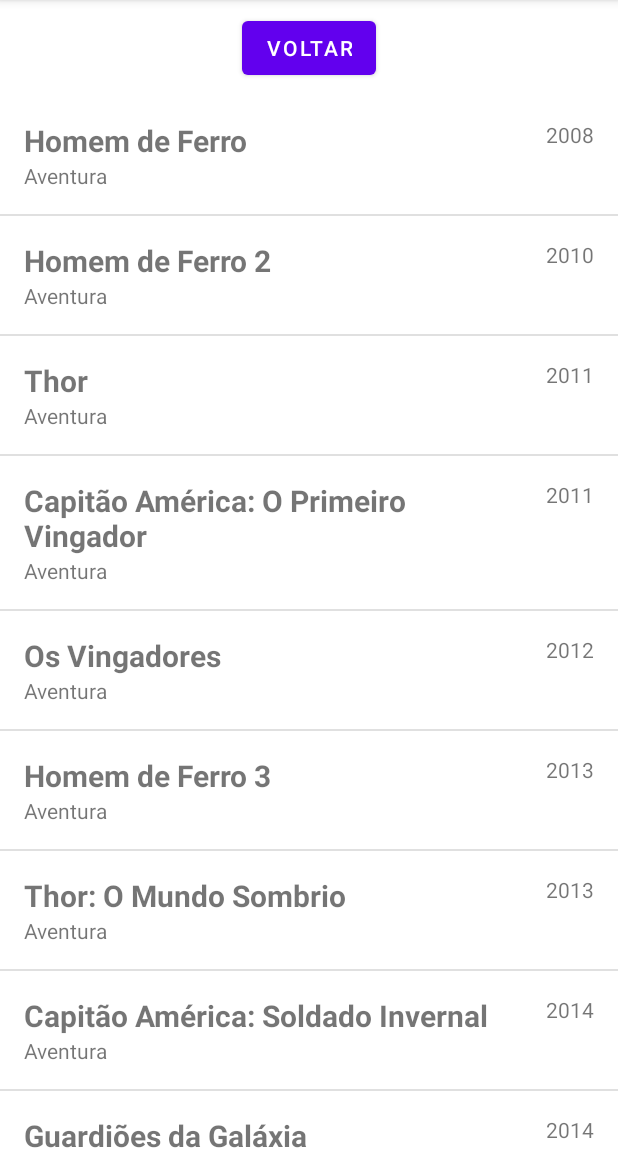
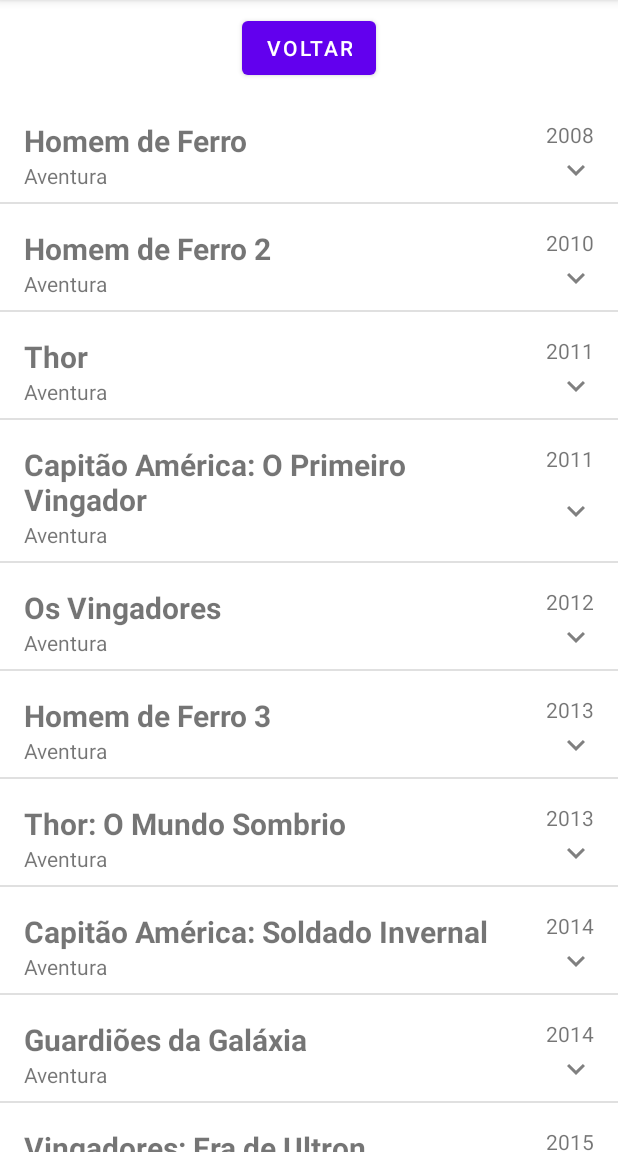
Before and after one commit to andrejfg/RecyclerView, an Android app: the RecyclerFragment screen opened directly, with no data from a screen before it, on a phone screen of 412 x 824 dp, the part 84-1236 px from its top. Run offline under Robolectric (Android 15) with nearby library versions, the light colour scheme and no system bars.

Commit message:
Adicionado sinopse e evento de click ao card

```diff
--- a/app/src/main/java/com/estudos/recyclerview/adapter/Adapter.kt
+++ b/app/src/main/java/com/estudos/recyclerview/adapter/Adapter.kt
@@ -1,22 +1,38 @@
 package com.estudos.recyclerview.adapter
 
 import android.view.LayoutInflater
+import android.view.View
 import android.view.ViewGroup
+import android.widget.ImageView
 import android.widget.TextView
 import androidx.recyclerview.widget.RecyclerView
 import com.estudos.recyclerview.databinding.AdapterListaBinding
 import com.estudos.recyclerview.model.Filme
 
-class Adapter(private val listafilmes: ArrayList<Filme>) : RecyclerView.Adapter<Adapter.MyViewHolder>() {
+
+class Adapter(private val listafilmes: ArrayList<Filme>) :
+    RecyclerView.Adapter<Adapter.MyViewHolder>() {
+
+    private lateinit var binding: AdapterListaBinding
 
     override fun onCreateViewHolder(parent: ViewGroup, viewType: Int): MyViewHolder {
-        val binding =
+        binding =
             AdapterListaBinding.inflate(LayoutInflater.from(parent.context), parent, false)
         return MyViewHolder(binding)
     }
 
     override fun onBindViewHolder(holder: MyViewHolder, position: Int) {
-        holder.setData(listafilmes[position])
+        val filme = listafilmes[position]
+        holder.setData(filme)
+        holder.imMoreDescription.setOnClickListener {
+            if (holder.sinopse.visibility != View.VISIBLE) {
+                holder.imMoreDescription.rotation = 180F
+                holder.sinopse.visibility = View.VISIBLE
+            } else {
+                holder.sinopse.visibility = View.GONE
+                holder.imMoreDescription.rotation = 0F
+            }
+        }
     }
 
     override fun getItemCount(): Int {
@@ -25,14 +41,17 @@
 
     inner class MyViewHolder(binding: AdapterListaBinding) :
         RecyclerView.ViewHolder(binding.root) {
-        private var titulo: TextView = binding.idTitulo
-        private var ano: TextView = binding.idAno
-        private var genero: TextView = binding.idGenero
+        var titulo: TextView = binding.idTitulo
+        var ano: TextView = binding.idAno
+        var genero: TextView = binding.idGenero
+        var sinopse: TextView = binding.idSinopse
+        var imMoreDescription: ImageView = binding.idMoreDetails
 
-        fun setData(filme:Filme) {
+        fun setData(filme: Filme) {
             this.titulo.text = filme.titulo
             this.ano.text = filme.ano
             this.genero.text = filme.genero
+            this.sinopse.text = filme.sinopse
         }
     }
 }
--- a/app/src/main/java/com/estudos/recyclerview/fragment/RecyclerFragment.kt
+++ b/app/src/main/java/com/estudos/recyclerview/fragment/RecyclerFragment.kt
@@ -36,6 +36,7 @@
         recyclerView.setHasFixedSize(true)
         recyclerView.addItemDecoration(DividerItemDecoration(context, LinearLayoutManager.VERTICAL))
         recyclerView.adapter = Adapter(listafilmes)
+
     }
 
     private fun setUpRecyclerViewHorizontal(listafilmes: ArrayList<Filme>) {
@@ -46,6 +47,7 @@
         recyclerView.addItemDecoration(DividerItemDecoration(context, LinearLayoutManager.HORIZONTAL))
         recyclerView.setHasFixedSize(true)
         recyclerView.adapter = Adapter(listafilmes)
+
     }
 
     private fun setBindings() {
--- a/app/src/main/java/com/estudos/recyclerview/model/Filme.kt
+++ b/app/src/main/java/com/estudos/recyclerview/model/Filme.kt
@@ -3,23 +3,24 @@
 class Filme(
     val titulo: String = "",
     val genero: String = "",
-    val ano: String = ""
+    val ano: String = "",
+    val sinopse: String = ""
 ){
 
     fun makeData(): ArrayList<Filme> {
         val filmes = ArrayList<Filme>()
 
-        filmes.add(Filme("Homem de Ferro","Aventura", "2008"))
-        filmes.add(Filme("Homem de Ferro 2","Aventura", "2010"))
-        filmes.add(Filme("Thor","Aventura", "2011"))
-        filmes.add(Filme("Capitão América: O Primeiro Vingador","Aventura", "2011"))
-        filmes.add(Filme("Os Vingadores","Aventura", "2012"))
-        filmes.add(Filme("Homem de Ferro 3","Aventura", "2013"))
-        filmes.add(Filme("Thor: O Mundo Sombrio","Aventura", "2013"))
-        filmes.add(Filme("Capitão América: Soldado Invernal","Aventura", "2014"))
-        filmes.add(Filme("Guardiões da Galáxia","Aventura", "2014"))
-        filmes.add(Filme("Vingadores: Era de Ultron","Aventura", "2015"))
-        filmes.add(Filme("Homem-Formiga","Aventura", "2015"))
+        filmes.add(Filme("Homem de Ferro","Aventura", "2008","Tony Stark é um industrial bilionário e inventor brilhante que realiza testes bélicos no exterior, mas é sequestrado por terroristas que o forçam a construir uma arma devastadora. Em vez disso, ele constrói uma armadura blindada e enfrenta seus sequestradores. Ao voltar para os EUA, Stark aprimora a armadura e a utiliza para combater o crime."))
+        filmes.add(Filme("Homem de Ferro 2","Aventura", "2010", "Em um mundo ciente da existência do Homem de Ferro, o inventor bilionário Tony Stark sofre pressão de todos os lados para compartilhar sua tecnologia com as forças armadas. Ele resiste para divulgar os segredos de sua inigualável armadura, com medo de que estas informações caiam nas mãos erradas. Com a bela Pepper Potts e o amigo \"Rhodey\" Rhodes ao seu lado, Tony precisa forjar novas alianças e confrontar um inimigo poderoso."))
+        filmes.add(Filme("Thor","Aventura", "2011", "Como filho de Odin, rei dos deuses nórdicos, Thor logo herdará o trono de Asgard de seu idoso pai. Porém, no dia de sua coroação, Thor reage com brutalidade quando os inimigos dos deuses entram no palácio violando o tratado. Como punição, Odin manda Thor para a Terra. Enquanto seu irmão Loki conspira em Asgard, Thor, agora sem seus poderes, enfrenta sua maior ameaça."))
+        filmes.add(Filme("Capitão América: O Primeiro Vingador","Aventura", "2011", "Steve Rogers é um jovem que participa de experiências visando a criação do supersoldado americano. Quando os oficiais militares conseguem transformá-lo em uma arma humana, eles percebem que não podem arriscar a vida do jovem nas batalhas de guerra."))
+        filmes.add(Filme("Os Vingadores","Aventura", "2012", "Loki, o irmão de Thor, ganha acesso ao poder ilimitado do cubo cósmico ao roubá-lo de dentro das instalações da S.H.I.E.L.D. Nick Fury, o diretor desta agência internacional que mantém a paz, logo reúne os únicos super-heróis que serão capazes de defender a Terra de ameaças sem precedentes. Homem de Ferro, Capitão América, Hulk, Thor, Viúva Negra e Gavião Arqueiro formam o time dos sonhos de Fury, mas eles precisam aprender a colocar os egos de lado e agir como um grupo em prol da humanidade."))
+        filmes.add(Filme("Homem de Ferro 3","Aventura", "2013", "Depois de um inimigo reduzir o mundo de Tony Stark a destroços, o Homem de Ferro precisa aprender a confiar em seus instintos para proteger aqueles que ama, especialmente sua namorada, e lutar contra seu maior medo: o fracasso."))
+        filmes.add(Filme("Thor: O Mundo Sombrio","Aventura", "2013", "Thor precisa contar com a ajuda de seus companheiros e até de seu traiçoeiro irmão Loki em um plano audacioso para salvar o universo. Entretanto, os caminhos de Thor se cruzam com Jane Foster e, dessa vez, a vida dela está realmente em perigo."))
+        filmes.add(Filme("Capitão América: Soldado Invernal","Aventura", "2014", "Após os eventos catastróficos em Nova York com Os Vingadores, Steve Rogers, também conhecido como Capitão América, segue tentando se ajustar ao mundo moderno. Porém, quando um colega da agência S.H.I.E.L.D. é atacado, Steve se vê preso em uma rede de intrigas que ameaça colocar o mundo em risco. Em parceria com a Viúva Negra e Falcão, seu novo aliado, o Capitão América tem que enfrentar um misterioso e inesperado inimigo, o Soldado Invernal."))
+        filmes.add(Filme("Guardiões da Galáxia","Aventura", "2014", "O aventureiro do espaço Peter Quill torna-se presa de caçadores de recompensas depois que rouba a esfera de um vilão traiçoeiro, Ronan. Para escapar do perigo, ele faz uma aliança com um grupo de quatro extraterrestres. Quando Quill descobre que a esfera roubada possui um poder capaz de mudar os rumos do universo, ele e seu grupo deverão proteger o objeto para salvar o futuro da galáxia."))
+        filmes.add(Filme("Vingadores: Era de Ultron","Aventura", "2015", "Ao tentar proteger o planeta de ameaças, Tony Stark constrói um sistema de inteligência artificial que cuidaria da paz mundial. O projeto acaba dando errado e gera o nascimento do Ultron. Com o destino da Terra em jogo, Capitão América, Homem de Ferro, Thor, Hulk, Viúva Negra e Gavião Arqueiro terão que se unir para mais uma vez salvar a raça humana da extinção."))
+        filmes.add(Filme("Homem-Formiga","Aventura", "2015", "Dr. Hank Pym transforma um talentoso ladrão no herói Homem-Formiga. Ele quer impedir que seu antigo pupilo consiga replicar a fórmula da roupa que dá o poder do encolhimento, força sobre-humana e a capacidade de controlar um exército de formigas."))
 
         return  filmes
     }
--- /dev/null
+++ b/app/src/main/res/drawable/ic_baseline_keyboard_arrow_down_24.xml
@@ -0,0 +1,5 @@
+<vector android:height="24dp" android:tint="#000000"
+    android:viewportHeight="24" android:viewportWidth="24"
+    android:width="24dp" xmlns:android="http://schemas.android.com/apk/res/android">
+    <path android:fillColor="@android:color/white" android:pathData="M7.41,8.59L12,13.17l4.59,-4.58L18,10l-6,6 -6,-6 1.41,-1.41z"/>
+</vector>
--- a/app/src/main/res/layout/adapter_lista.xml
+++ b/app/src/main/res/layout/adapter_lista.xml
@@ -15,8 +15,9 @@
         android:text="Homem Aranha Homem Aranha Homem Aranha Homem Aranha "
         android:textSize="20sp"
         android:textStyle="bold"
+        app:layout_constraintBottom_toTopOf="@+id/id_genero"
         app:layout_constraintEnd_toStartOf="@+id/id_ano"
-        app:layout_constraintHorizontal_bias="0.0"
+        app:layout_constraintHorizontal_bias="0.5"
         app:layout_constraintStart_toStartOf="parent"
         app:layout_constraintTop_toTopOf="parent" />
 
@@ -34,9 +35,35 @@
         android:id="@+id/id_genero"
         android:layout_width="wrap_content"
         android:layout_height="wrap_content"
-        android:layout_marginBottom="16dp"
+        android:layout_marginBottom="8dp"
         android:text="Aventura"
-        app:layout_constraintBottom_toBottomOf="parent"
+        app:layout_constraintBottom_toTopOf="@+id/id_sinopse"
         app:layout_constraintStart_toStartOf="@+id/id_titulo"
         app:layout_constraintTop_toBottomOf="@+id/id_titulo" />
+
+    <TextView
+        android:id="@+id/id_sinopse"
+        android:layout_width="0dp"
+        android:layout_height="wrap_content"
+        android:layout_marginBottom="8dp"
+        android:text="@string/sample_description"
+        android:textAlignment="viewStart"
+        android:typeface="normal"
+        android:visibility="gone"
+        app:layout_constraintBottom_toBottomOf="parent"
+        app:layout_constraintEnd_toEndOf="@+id/id_ano"
+        app:layout_constraintHorizontal_bias="0.0"
+        app:layout_constraintStart_toStartOf="@+id/id_titulo"
+        app:layout_constraintTop_toBottomOf="@+id/id_genero"
+        tools:visibility="visible" />
+
+    <ImageView
+        android:id="@+id/id_more_details"
+        android:layout_width="wrap_content"
+        android:layout_height="wrap_content"
+        app:tint="#808080"
+        app:layout_constraintBottom_toBottomOf="@+id/id_genero"
+        app:layout_constraintEnd_toEndOf="@+id/id_ano"
+        app:layout_constraintTop_toBottomOf="@+id/id_ano"
+        app:srcCompat="@drawable/ic_baseline_keyboard_arrow_down_24" />
 </androidx.constraintlayout.widget.ConstraintLayout>
--- a/app/src/main/res/values/strings.xml
+++ b/app/src/main/res/values/strings.xml
@@ -6,4 +6,5 @@
     <string name="activity_main_title">Estudo de RecyclerView</string>
     <string name="rv_in_activity">RecyclerView em Atividade</string>
     <string name="rv_in_fragment">RecyclerView em Fragmento</string>
+    <string name="sample_description">Dr. Hank Pym transforma um talentoso ladrão no herói Homem-Formiga. Ele quer impedir que seu antigo pupilo consiga replicar a fórmula da roupa que dá o poder do encolhimento, força sobre-humana e a capacidade de controlar um exército de formigas.</string>
 </resources>
```
